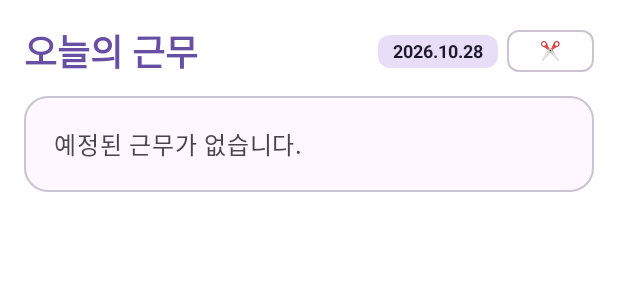
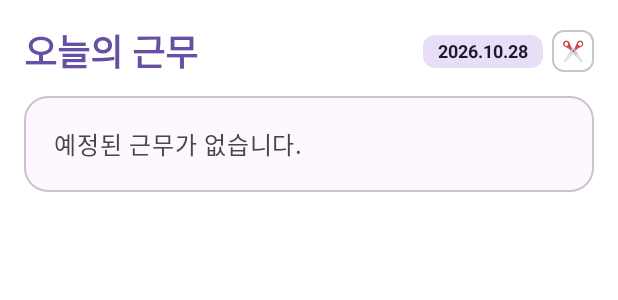
Before and after one commit to 0JYOON/CrewMate, an Android app built with Jetpack Compose: the @Preview function TodayWorkContentPreview, on a phone screen of 412 x 824 dp. Shown: the top 300 px of the screen. Run offline under Robolectric (Android 15) with nearby library versions, the phone set to English and light mode, and no system bars.

Commit message:
style: 온라인 복귀 시점 칩 텍스트 가운데 정렬 및 캡처 버튼 정사각 28dp 컴팩트화

```diff
--- a/app/src/main/java/com/example/crewmate/schedule/TodayWorkScreen.kt
+++ b/app/src/main/java/com/example/crewmate/schedule/TodayWorkScreen.kt
@@ -1,4 +1,6 @@
 package com.example.crewmate.schedule
+
+import androidx.compose.foundation.layout.Box
 
 import android.content.Context
 import androidx.compose.animation.AnimatedVisibility
@@ -222,14 +224,16 @@ private fun TodayWorkContent(
 
 
 
-                OutlinedButton(
+                Surface(
                     onClick = { showCaptureDialog = true },
                     shape = RoundedCornerShape(8.dp),
-                    contentPadding = PaddingValues(horizontal = 8.dp, vertical = 4.dp),
-                    modifier = Modifier.height(28.dp),
-                    border = BorderStroke(1.dp, MaterialTheme.colorScheme.outlineVariant)
+                    color = Color.Transparent,
+                    border = BorderStroke(1.dp, MaterialTheme.colorScheme.outlineVariant),
+                    modifier = Modifier.size(28.dp)
                 ) {
-                    Text("✂️", fontSize = 12.sp, color = MaterialTheme.colorScheme.primary)
+                    Box(contentAlignment = Alignment.Center) {
+                        Text("✂️", fontSize = 13.sp)
+                    }
                 }
             }
         }
```
Also changed, not shown: app/src/main/java/com/example/crewmate/schedule/DiaLookupScreen.kt (+9 -5 lines), app/src/main/java/com/example/crewmate/schedule/ScheduleScreen.kt (+9 -5 lines), app/src/main/java/com/example/crewmate/settings/SettingsScreen.kt (+9 -1 lines), 2 other files.
